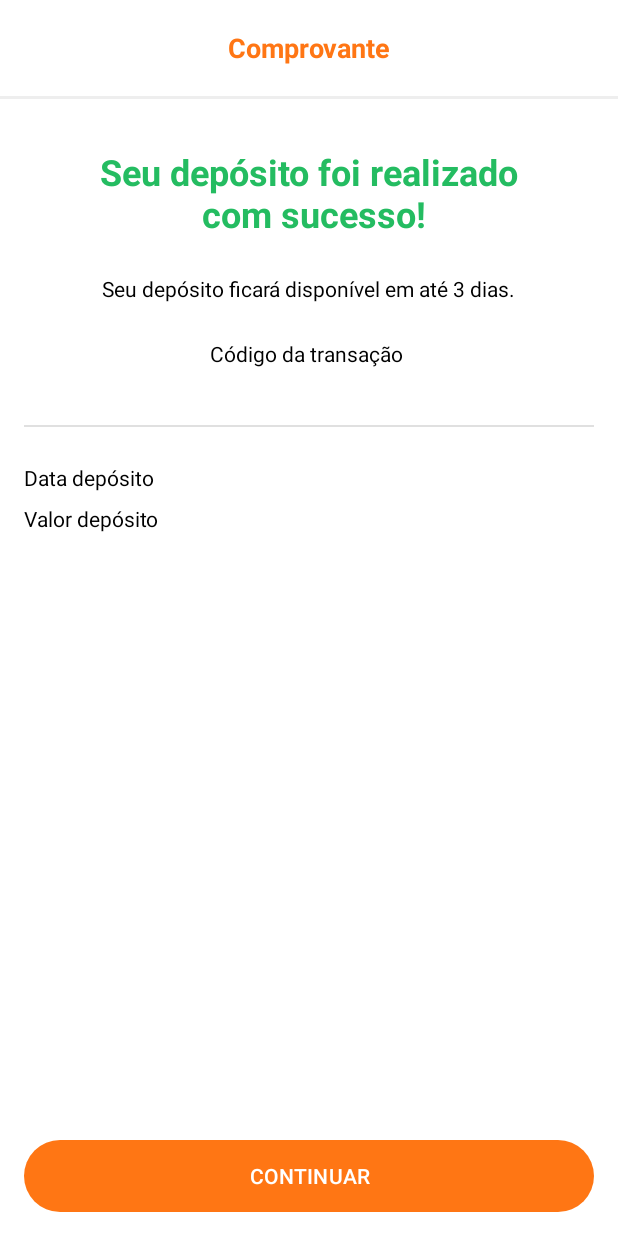
After one commit to gabrielllsp/Bank-App, an Android app: the fragment DepositReceiptFragment shown on its own in the app's theme, on a phone screen of 412 x 824 dp. The commit adds this screen. Run offline under Robolectric (Android 15) with nearby library versions, the phone set to English and light mode, and no system bars.

Commit message:
Creating Deposit Receipt Screen.

```diff
--- /dev/null
+++ b/app/src/main/java/com/gabriel/bankapp/presenter/features/deposit/DepositReceiptFragment.kt
@@ -0,0 +1,34 @@
+package com.gabriel.bankapp.presenter.features.deposit
+
+import android.os.Bundle
+import android.view.LayoutInflater
+import android.view.View
+import android.view.ViewGroup
+import androidx.fragment.app.Fragment
+import com.gabriel.bankapp.databinding.FragmentDepositReceiptBinding
+
+
+class DepositReceiptFragment : Fragment() {
+    private var _binding: FragmentDepositReceiptBinding? = null
+    private val binding get() = _binding!!
+
+
+    override fun onCreateView(
+        inflater: LayoutInflater, container: ViewGroup?,
+        savedInstanceState: Bundle?
+    ): View {
+        _binding = FragmentDepositReceiptBinding.inflate(inflater, container, false)
+        return binding.root
+    }
+
+    override fun onViewCreated(view: View, savedInstanceState: Bundle?) {
+        super.onViewCreated(view, savedInstanceState)
+//        initToolbar(toolbar = binding.toolbar, light = true)
+    }
+
+
+    override fun onDestroy() {
+        super.onDestroy()
+        _binding = null
+    }
+}
--- /dev/null
+++ b/app/src/main/res/layout/fragment_deposit_receipt.xml
@@ -0,0 +1,174 @@
+<?xml version="1.0" encoding="utf-8"?>
+<ScrollView xmlns:android="http://schemas.android.com/apk/res/android"
+    xmlns:app="http://schemas.android.com/apk/res-auto"
+    xmlns:tools="http://schemas.android.com/tools"
+    android:layout_width="match_parent"
+    android:layout_height="match_parent"
+    android:fillViewport="true"
+    tools:context=".presenter.features.deposit.DepositReceiptFragment">
+
+    <androidx.constraintlayout.widget.ConstraintLayout
+        android:layout_width="match_parent"
+        android:layout_height="match_parent">
+
+        <com.google.android.material.appbar.AppBarLayout
+            android:id="@+id/appBarLayout2"
+            android:layout_width="match_parent"
+            android:layout_height="wrap_content"
+            app:layout_constraintEnd_toEndOf="parent"
+            app:layout_constraintStart_toStartOf="parent"
+            app:layout_constraintTop_toTopOf="parent">
+
+            <androidx.appcompat.widget.Toolbar
+                android:id="@+id/toolbar"
+                android:layout_width="match_parent"
+                android:layout_height="wrap_content"
+                android:background="@color/white">
+
+                <TextView
+                    android:layout_width="wrap_content"
+                    android:layout_height="wrap_content"
+                    android:layout_gravity="center_horizontal"
+                    android:text="@string/title_deposit_receipt_fragment"
+                    android:textColor="@color/color_default"
+                    android:textSize="18sp"
+                    android:textStyle="bold" />
+
+            </androidx.appcompat.widget.Toolbar>
+
+        </com.google.android.material.appbar.AppBarLayout>
+
+        <View
+            android:id="@+id/view"
+            android:layout_width="match_parent"
+            android:layout_height="2dp"
+            android:background="#EEEEEE"
+            app:layout_constraintEnd_toEndOf="parent"
+            app:layout_constraintStart_toStartOf="parent"
+            app:layout_constraintTop_toBottomOf="@id/appBarLayout2" />
+
+        <TextView
+            android:id="@+id/textView4"
+            android:layout_width="wrap_content"
+            android:layout_height="wrap_content"
+            android:layout_margin="32dp"
+            android:text="@string/text_title_deposit_receipt_fragment"
+            android:textAlignment="center"
+            android:textColor="@color/color_sucess"
+            android:textSize="24sp"
+            android:textStyle="bold"
+            app:layout_constraintEnd_toEndOf="parent"
+            app:layout_constraintStart_toStartOf="parent"
+            app:layout_constraintTop_toBottomOf="@+id/view" />
+
+        <TextView
+
+            android:id="@+id/textView5"
+            android:layout_width="wrap_content"
+            android:layout_height="wrap_content"
+            android:layout_margin="24dp"
+            android:text="@string/text_sub_title_deposit_receipt_fragment"
+            android:textColor="@color/black"
+            app:layout_constraintEnd_toEndOf="parent"
+            app:layout_constraintStart_toStartOf="parent"
+            app:layout_constraintTop_toBottomOf="@+id/textView4" />
+
+        <TextView
+            android:id="@+id/textView6"
+            android:layout_width="wrap_content"
+            android:layout_height="wrap_content"
+            android:layout_margin="24dp"
+            android:text="@string/text_code_transaction_deposit_receipt_fragment"
+            android:textColor="@color/black"
+            app:layout_constraintEnd_toEndOf="parent"
+            app:layout_constraintHorizontal_bias="0.492"
+            app:layout_constraintStart_toStartOf="parent"
+            app:layout_constraintTop_toBottomOf="@+id/textView5" />
+
+        <TextView
+            android:id="@+id/cod_transaction"
+            android:layout_width="wrap_content"
+            android:layout_height="wrap_content"
+            android:textColor="@color/gray"
+            tools:text="Meiz1UILXxLLcK9YH"
+            android:textStyle="bold"
+            android:textSize="16sp"
+            app:layout_constraintEnd_toEndOf="parent"
+            app:layout_constraintStart_toStartOf="parent"
+            app:layout_constraintTop_toBottomOf="@+id/textView6" />
+
+        <View
+            android:id="@+id/view_mid"
+            android:layout_width="match_parent"
+            android:layout_height="1dp"
+            android:background="?actionBarDivider"
+            android:layout_margin="16dp"
+            app:layout_constraintEnd_toEndOf="parent"
+            app:layout_constraintStart_toStartOf="parent"
+            app:layout_constraintTop_toBottomOf="@id/cod_transaction" />
+
+        <TextView
+            android:id="@+id/text_date"
+            android:layout_width="wrap_content"
+            android:layout_height="wrap_content"
+            android:layout_marginStart="16dp"
+            android:layout_marginTop="24dp"
+            android:text="@string/text_date_transaction_deposit_receipt_fragment"
+            android:textColor="@color/black"
+            app:layout_constraintStart_toStartOf="parent"
+            app:layout_constraintTop_toBottomOf="@+id/view_mid" />
+
+        <TextView
+            android:id="@+id/text_date_transaction"
+            android:layout_width="wrap_content"
+            android:layout_height="wrap_content"
+            android:layout_marginStart="16dp"
+            android:layout_marginTop="24dp"
+            android:layout_marginEnd="16dp"
+            tools:text="06/08/2024 12:00"
+            android:textStyle="bold"
+            android:textColor="@color/black"
+            app:layout_constraintEnd_toEndOf="parent"
+            app:layout_constraintTop_toBottomOf="@+id/view_mid" />
+
+        <TextView
+
+            android:layout_width="wrap_content"
+            android:layout_height="wrap_content"
+            android:layout_marginStart="16dp"
+            android:layout_marginTop="8dp"
+            android:text="@string/text_amount_transaction_deposit_receipt_fragment"
+            android:textColor="@color/black"
+            app:layout_constraintStart_toStartOf="parent"
+            app:layout_constraintTop_toBottomOf="@id/text_date" />
+
+        <TextView
+            android:id="@+id/text_amount_transaction"
+            android:layout_width="wrap_content"
+            android:layout_height="wrap_content"
+            android:layout_marginStart="16dp"
+            android:layout_marginTop="16dp"
+            android:layout_marginEnd="16dp"
+            android:textStyle="bold"
+            tools:text=" + R$ 100,00"
+            android:textColor="@color/black"
+            app:layout_constraintEnd_toEndOf="parent"
+            app:layout_constraintTop_toBottomOf="@id/text_date_transaction" />
+
+        <com.google.android.material.button.MaterialButton
+            android:id="@+id/btn_login"
+            style="@style/ThemeButton"
+            android:layout_width="match_parent"
+            android:layout_height="wrap_content"
+            android:layout_marginHorizontal="24dp"
+            android:backgroundTint="@color/color_default"
+            android:layout_margin="16dp"
+            android:text="@string/btn_deposit_receipt_fragment"
+            app:layout_constraintBottom_toBottomOf="parent"
+            app:layout_constraintEnd_toEndOf="parent"
+            app:layout_constraintStart_toStartOf="parent" />
+
+    </androidx.constraintlayout.widget.ConstraintLayout>
+
+
+</ScrollView>
--- a/app/src/main/res/layout/last_transaction_item.xml
+++ b/app/src/main/res/layout/last_transaction_item.xml
@@ -57,7 +57,7 @@
         android:layout_height="1dp"
         android:layout_marginHorizontal="16dp"
         android:layout_weight="1"
-        android:background="#EEEEEE"
+        android:background="?actionBarDivider"
         app:layout_constraintBottom_toBottomOf="parent"
         tools:layout_editor_absoluteX="16dp" />
 
--- a/app/src/main/res/values/colors.xml
+++ b/app/src/main/res/values/colors.xml
@@ -9,4 +9,7 @@
     <color name="gray">#9E9E9E</color>
     <color name="blue">#007bc7</color>
     <color name="yellow">#ffd900</color>
+
+    <color name="color_sucess">#24BC61</color>
+    <color name="color_error">#FA0014</color>
 </resources>
--- a/app/src/main/res/values/strings.xml
+++ b/app/src/main/res/values/strings.xml
@@ -58,11 +58,21 @@
     <string name="text_activity_all_balance_home_fragment">Ver todas</string>
     <string name="text_formated_value">R$ %1$s</string>
 
-<!--    Deposit Fragment-->
+    <!--    Deposit Fragment-->
     <string name="title_deposit_fragment">Depositar</string>
     <string name="btn_deposit_fragment">Confirmar</string>
     <string name="text_report_deposit_fragment">Informe o valor a ser depositado.</string>
     <string name="text_amount_deposit_fragment">Valor do depósito.</string>
+
+<!--    DepositReceipt Fragment-->
+    <string name="title_deposit_receipt_fragment">Comprovante</string>
+    <string name="btn_deposit_receipt_fragment">Continuar</string>
+    <string name="text_title_deposit_receipt_fragment">Seu depósito foi realizado\n com sucesso!</string>
+    <string name="text_sub_title_deposit_receipt_fragment">Seu depósito ficará disponível em até 3 dias.</string>
+    <string name="text_code_transaction_deposit_receipt_fragment">Código da transação</string>
+    <string name="text_date_transaction_deposit_receipt_fragment">Data depósito</string>
+    <string name="text_amount_transaction_deposit_receipt_fragment">Valor depósito</string>
+
 
 
     <!--    BottomSheet-->
```
